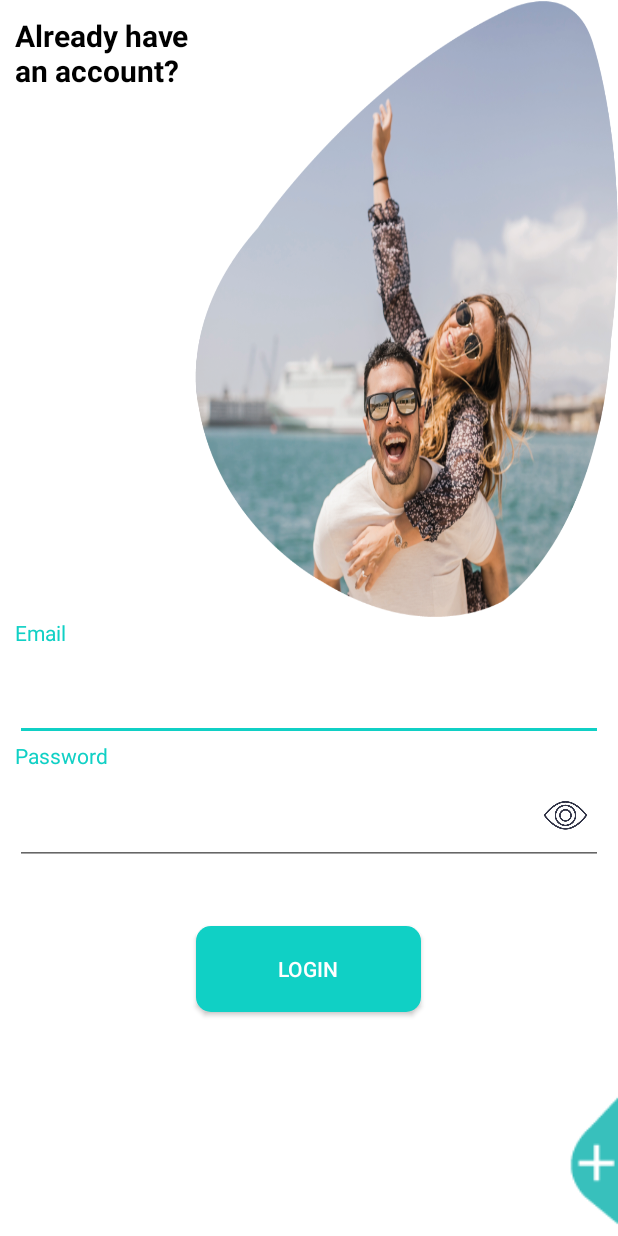
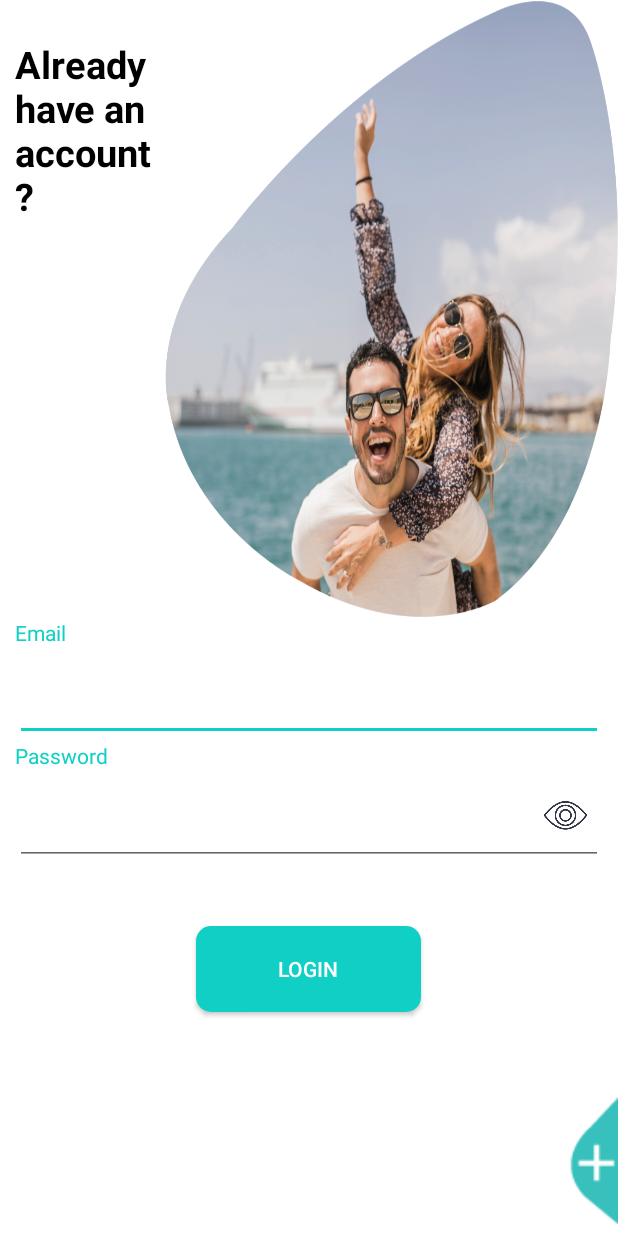
Before and after one commit to IbrarTanim/MyChatApp, an Android app: the screen it shows after launch (LoginActivity), after a tap on an icon or button, on a phone screen of 412 x 824 dp. Run offline under Robolectric (Android 15) with nearby library versions, the phone set to English and light mode, and no system bars; our stand-ins replace CircleImageView.

Commit message:
Important Changes

```diff
--- a/app/src/main/java/com/rokan/mychat/activities/MainActivity.java
+++ b/app/src/main/java/com/rokan/mychat/activities/MainActivity.java
@@ -106,8 +106,6 @@ public class MainActivity extends AppCompatActivity implements View.OnClickListe
 
         prepareHotList();
         prepareLiveChat();
-        actionBarIconHandle();
-
 
     }
 
@@ -259,17 +257,6 @@ public class MainActivity extends AppCompatActivity implements View.OnClickListe
         return Math.round(TypedValue.applyDimension(TypedValue.COMPLEX_UNIT_DIP, dp, r.getDisplayMetrics()));
     }
 
-    private void actionBarIconHandle() {
-        ActionBar actionBar = getSupportActionBar();
-        actionBar.setDisplayOptions(actionBar.getDisplayOptions() | ActionBar.DISPLAY_SHOW_CUSTOM);
-        ImageView imageView = new ImageView(actionBar.getThemedContext());
-        imageView.setImageResource(R.drawable.ic_chat_request_black);
-        imageView.setScaleType(ImageView.ScaleType.CENTER);
-        ActionBar.LayoutParams layoutParams = new ActionBar.LayoutParams(120, 120, Gravity.RIGHT | Gravity.RIGHT);
-        imageView.setLayoutParams(layoutParams);
-        actionBar.setCustomView(imageView);
-
-    }
 
 
 }
--- a/app/src/main/res/drawable/ic_chat_request_black.xml
+++ b/app/src/main/res/drawable/ic_chat_request_black.xml
@@ -1,8 +1,8 @@
 <vector xmlns:android="http://schemas.android.com/apk/res/android"
-    android:width="80dp"
-    android:height="80dp"
+    android:width="100dp"
+    android:height="150dp"
     android:viewportWidth="100"
-    android:viewportHeight="100">
+    android:viewportHeight="150">
   <path
       android:fillColor="#FF000000"
       android:pathData="M52.4,49c-4.4,0 -8,-3.6 -8,-8s3.6,-8 8,-8s8,3.6 8,8S56.8,49 52.4,49zM52.4,35.1c-3.3,0 -6,2.7 -6,6s2.7,6 6,6s6,-2.7 6,-6C58.4,37.7 55.7,35.1 52.4,35.1z"/>
--- a/app/src/main/res/layout/activity_landing.xml
+++ b/app/src/main/res/layout/activity_landing.xml
@@ -3,8 +3,7 @@
     xmlns:app="http://schemas.android.com/apk/res-auto"
     xmlns:tools="http://schemas.android.com/tools"
     android:layout_width="match_parent"
-    android:layout_height="match_parent"
-    android:fitsSystemWindows="true">
+    android:layout_height="match_parent">
 
     <LinearLayout
         android:layout_width="match_parent"
--- a/app/src/main/res/layout/activity_list.xml
+++ b/app/src/main/res/layout/activity_list.xml
@@ -96,8 +96,8 @@
                 android:layout_width="match_parent"
                 android:layout_height="0dp"
                 android:layout_weight="6"
+                android:gravity="center|left"
                 android:maxLines="2"
-                android:gravity="center|left"
                 android:text="The typical solution is to define the shape and use it as background but as the number of digits varies it's no more a perfect circle, it looks like a rectangle with round edges or Oval. So I have developed this solution, it's working great. Hope it will help someone."
                 android:textColor="@color/white" />
 
--- a/app/src/main/res/layout/activity_login.xml
+++ b/app/src/main/res/layout/activity_login.xml
@@ -26,20 +26,19 @@
             <TextView
                 android:layout_width="0dp"
                 android:layout_height="match_parent"
-                android:layout_weight="3"
+                android:layout_marginTop="@dimen/twenty_five"
+                android:layout_weight="2.5"
                 android:gravity="top"
-                android:layout_marginTop="@dimen/ten"
                 android:text="Already have an account?"
-                android:textAlignment="gravity"
                 android:textColor="@color/black"
-                android:textSize="20dp"
+                android:textSize="@dimen/twenty_five"
                 android:textStyle="bold" />
 
             <ImageView
                 android:layout_width="0dp"
                 android:layout_height="match_parent"
                 android:layout_gravity="right"
-                android:layout_weight="7"
+                android:layout_weight="7.5"
                 android:background="@color/transparent"
                 android:scaleType="fitXY"
                 android:src="@mipmap/login_page_image" />
@@ -178,8 +177,6 @@
     </LinearLayout>
 
 
-
-
     <ImageView
         android:id="@+id/ivPopUPLogIn"
         android:layout_width="40dp"
--- a/app/src/main/res/layout/forget_password_dialog.xml
+++ b/app/src/main/res/layout/forget_password_dialog.xml
@@ -150,7 +150,7 @@
                 android:gravity="center"
                 android:padding="@dimen/five"
                 android:scaleType="fitCenter"
-                android:src="@drawable/ic_forget_password" />
+                android:src="@mipmap/forget_password" />
 
 
             <TextView
--- a/app/src/main/res/values/dimens.xml
+++ b/app/src/main/res/values/dimens.xml
@@ -9,4 +9,5 @@
     <dimen name="fifteen">15dp</dimen>
     <dimen name="twenty_eight">28dp</dimen>
     <dimen name="twenty">20dp</dimen>
+    <dimen name="twenty_five">25dp</dimen>
 </resources>
```
Also changed, not shown: app/src/main/AndroidManifest.xml (+7 -12 lines), app/src/main/res/layout/activity_main.xml (+40 -2 lines), app/src/main/res/layout/activity_registration.xml (+4 -4 lines), app/src/main/res/layout/info_dialog.xml (+9 -9 lines), app/src/main/res/mipmap-hdpi/chat_request_black.png (added), app/src/main/res/mipmap-hdpi/community_guidelines.png (added), app/src/main/res/mipmap-hdpi/forget_password.png (added), app/src/main/res/mipmap-hdpi/privacy_policy.png (added), app/src/main/res/mipmap-hdpi/safety.png (added), app/src/main/res/mipmap-hdpi/terms_conditions.png (added), app/src/main/res/mipmap-hdpi/white_clock.jpg (added).
